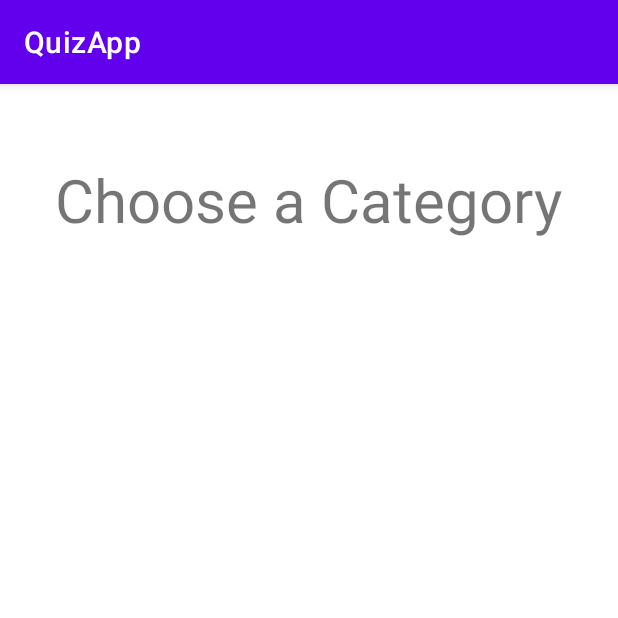
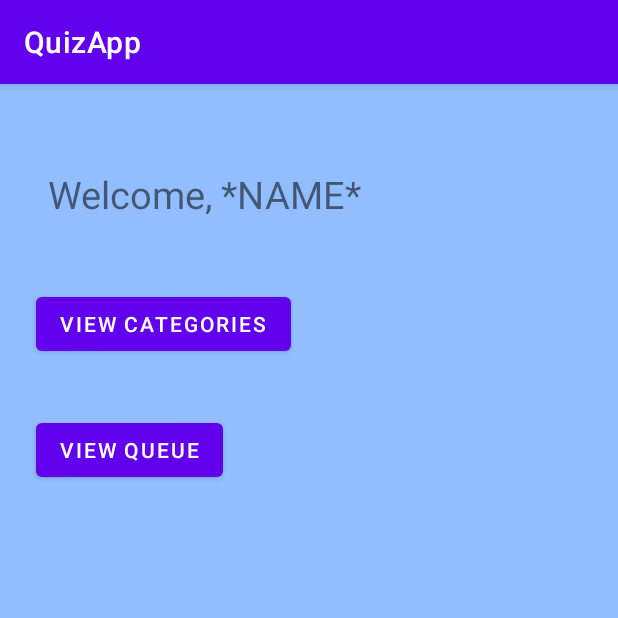
Before and after one commit to evericain01/AndroidApp, an Android app: the ProfileCreationActivity screen opened directly, with no data from a screen before it, after a tap on "CREATE PROFILE", on a phone screen of 412 x 824 dp, the top half of it. Run offline under Robolectric (Android 15) with nearby library versions, the phone set to English and light mode, and no system bars.

Commit message:
Fixed several bugs. Working on the Homepage.

```diff
--- a/QuizApp/app/src/main/AndroidManifest.xml
+++ b/QuizApp/app/src/main/AndroidManifest.xml
@@ -11,7 +11,8 @@
         android:roundIcon="@mipmap/ic_launcher_round"
         android:supportsRtl="true"
         android:theme="@style/Theme.QuizApp">
-        <activity android:name=".ProfileCreationActivity"></activity>
+        <activity android:name=".HomePageActivity"></activity>
+        <activity android:name=".ProfileCreationActivity" />
         <activity android:name=".ChooseCategoryActivity" />
         <activity android:name=".RegistrationActivity" />
         <activity android:name=".LoginActivity">
--- /dev/null
+++ b/QuizApp/app/src/main/java/com/example/quizapp/HomePageActivity.java
@@ -0,0 +1,40 @@
+package com.example.quizapp;
+
+import androidx.appcompat.app.AppCompatActivity;
+
+import android.content.Intent;
+import android.os.Bundle;
+import android.widget.Button;
+import android.widget.TextView;
+import android.widget.Toast;
+
+public class HomePageActivity extends AppCompatActivity {
+
+    DatabaseHelper db;
+    TextView welcomeTitle;
+    Button viewCategories;
+    Button viewQueue;
+
+    @Override
+    protected void onCreate(Bundle savedInstanceState) {
+        super.onCreate(savedInstanceState);
+        setContentView(R.layout.activity_home_page);
+        db = new DatabaseHelper(this);
+
+        welcomeTitle = findViewById(R.id.homePageTitleText);
+        viewCategories = findViewById(R.id.viewCategoriesButton);
+        viewQueue = findViewById(R.id.viewQueueButton);
+
+
+        Intent intent = getIntent();
+        Bundle bundle = intent.getExtras();
+        String currentUserID = "";
+        if (bundle != null) {
+            currentUserID = (String) bundle.get("USER_ID");
+        }
+
+//        String currentUserID = db.getCurrentUserID();
+//        welcomeTitle.setText("Welcome, " + db.getFistAndLastName(currentUserID));
+//        Toast.makeText(HomePageActivity.this, currentUserID, Toast.LENGTH_SHORT).show();
+    }
+}
--- a/QuizApp/app/src/main/java/com/example/quizapp/ProfileCreationActivity.java
+++ b/QuizApp/app/src/main/java/com/example/quizapp/ProfileCreationActivity.java
@@ -46,7 +46,7 @@ public class ProfileCreationActivity extends AppCompatActivity {
 
                 if (result) {
                     Toast.makeText(ProfileCreationActivity.this, "Profile Created.", Toast.LENGTH_SHORT).show();
-                    Intent categoryIntent = new Intent(ProfileCreationActivity.this, ChooseCategoryActivity.class);
+                    Intent categoryIntent = new Intent(ProfileCreationActivity.this, HomePageActivity.class);
                     startActivity(categoryIntent);
                 } else {
                     Toast.makeText(ProfileCreationActivity.this, "Profile was not Created.", Toast.LENGTH_SHORT).show();
--- a/QuizApp/app/src/main/java/com/example/quizapp/RegistrationActivity.java
+++ b/QuizApp/app/src/main/java/com/example/quizapp/RegistrationActivity.java
@@ -43,11 +43,13 @@ public class RegistrationActivity extends AppCompatActivity {
                     if (password.equals(confirmPassword)) {
                         boolean columnNum = db.addUser(username, password);
 
-                        if (columnNum == true) {
+                        if (columnNum) {
                             Toast.makeText(RegistrationActivity.this, "Successfully Registered!", Toast.LENGTH_SHORT).show();
                             Intent profileCreation = new Intent(RegistrationActivity.this, ProfileCreationActivity.class);
+                            // getting current user id from user table
                             String currentUserID = db.getCurrentUserID();
                             profileCreation.putExtra("USER_ID", currentUserID);
+
                             startActivity(profileCreation);
                         } else {
                             Toast.makeText(RegistrationActivity.this, "Something went wrong with the registration.", Toast.LENGTH_SHORT).show();
--- a/QuizApp/app/src/main/res/layout/activity_choose_category.xml
+++ b/QuizApp/app/src/main/res/layout/activity_choose_category.xml
@@ -1,18 +1,23 @@
 <?xml version="1.0" encoding="utf-8"?>
-<LinearLayout xmlns:android="http://schemas.android.com/apk/res/android"
+<androidx.constraintlayout.widget.ConstraintLayout xmlns:android="http://schemas.android.com/apk/res/android"
     xmlns:app="http://schemas.android.com/apk/res-auto"
     xmlns:tools="http://schemas.android.com/tools"
     android:layout_width="match_parent"
     android:layout_height="match_parent"
-    android:gravity="center_horizontal"
+    android:background="#92BEFF"
     tools:context=".ChooseCategoryActivity">
 
     <TextView
         android:id="@+id/chooseCategoryTitleText"
         android:layout_width="wrap_content"
         android:layout_height="wrap_content"
-        android:paddingTop="50dp"
+        android:layout_marginTop="16dp"
+        android:gravity="center"
+        android:text="Choose a Category"
         android:textSize="40sp"
-        android:gravity="center"
-        android:text="Choose a Category" />
-</LinearLayout>
+        app:layout_constraintEnd_toEndOf="parent"
+        app:layout_constraintHorizontal_bias="0.493"
+        app:layout_constraintStart_toStartOf="parent"
+        app:layout_constraintTop_toTopOf="parent" />
+
+</androidx.constraintlayout.widget.ConstraintLayout>
--- /dev/null
+++ b/QuizApp/app/src/main/res/layout/activity_home_page.xml
@@ -0,0 +1,43 @@
+<?xml version="1.0" encoding="utf-8"?>
+<androidx.constraintlayout.widget.ConstraintLayout xmlns:android="http://schemas.android.com/apk/res/android"
+    xmlns:app="http://schemas.android.com/apk/res-auto"
+    xmlns:tools="http://schemas.android.com/tools"
+    android:layout_width="match_parent"
+    android:layout_height="match_parent"
+    android:background="#92BEFF"
+    tools:context=".HomePageActivity">
+
+    <TextView
+        android:id="@+id/homePageTitleText"
+        android:layout_width="294dp"
+        android:layout_height="57dp"
+        android:layout_marginTop="56dp"
+        android:text="Welcome, *NAME*"
+        android:textSize="25dp"
+        app:layout_constraintEnd_toEndOf="parent"
+        app:layout_constraintHorizontal_bias="0.273"
+        app:layout_constraintStart_toStartOf="parent"
+        app:layout_constraintTop_toTopOf="parent" />
+
+    <Button
+        android:id="@+id/viewCategoriesButton"
+        android:layout_width="wrap_content"
+        android:layout_height="wrap_content"
+        android:layout_marginTop="136dp"
+        android:text="View Categories"
+        app:layout_constraintEnd_toEndOf="parent"
+        app:layout_constraintHorizontal_bias="0.099"
+        app:layout_constraintStart_toStartOf="parent"
+        app:layout_constraintTop_toTopOf="parent" />
+
+    <Button
+        android:id="@+id/viewQueueButton"
+        android:layout_width="wrap_content"
+        android:layout_height="wrap_content"
+        android:layout_marginTop="36dp"
+        android:text="VIEW QUEUE"
+        app:layout_constraintEnd_toEndOf="parent"
+        app:layout_constraintHorizontal_bias="0.083"
+        app:layout_constraintStart_toStartOf="parent"
+        app:layout_constraintTop_toBottomOf="@+id/viewCategoriesButton" />
+</androidx.constraintlayout.widget.ConstraintLayout>
```
Also changed, not shown: QuizApp/app/src/main/java/com/example/quizapp/DatabaseHelper.java (+32 -1 lines), QuizApp/app/src/main/java/com/example/quizapp/LoginActivity.java (+6 -2 lines), QuizApp/app/src/main/res/layout/activity_login.xml (renamed from QuizApp/app/src/main/res/layout/activity_main.xml).
